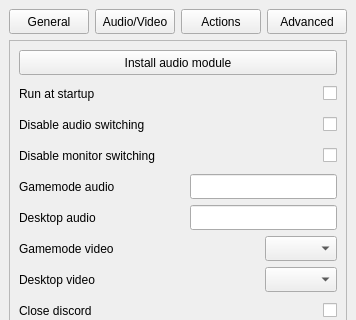
Odizinne/BigPictureTV, file src/Configurator/Configurator.ui: the form before one commit; both pictures show x 0 to 356 and y 0 to 320 of the 356 by 559 pixel window.
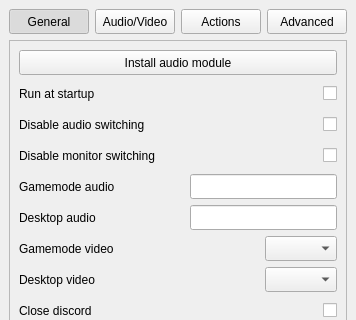
The form after the commit.

Commit message: buttons changes, refactored tab switch functions

Patch:
```diff
--- a/src/Configurator/Configurator.ui
+++ b/src/Configurator/Configurator.ui
@@ -670,10 +670,10 @@
        <string>General</string>
       </property>
       <property name="checkable">
-       <bool>false</bool>
+       <bool>true</bool>
       </property>
       <property name="checked">
-       <bool>false</bool>
+       <bool>true</bool>
       </property>
      </widget>
     </item>
```
Left out of the diff: 6 changed lines with no effect on the pictures. The commit also changes 2 other files.
